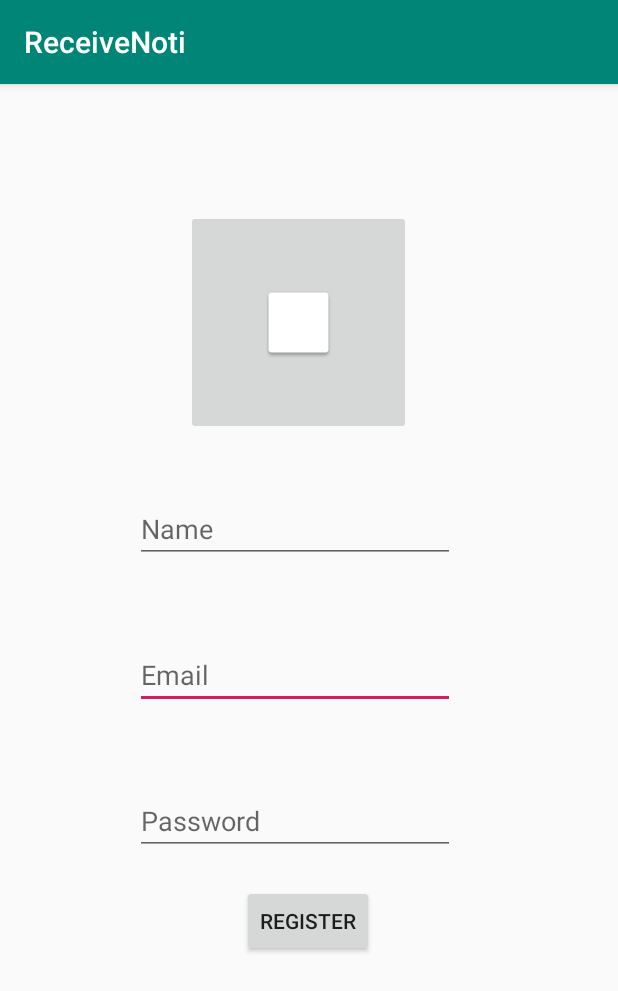
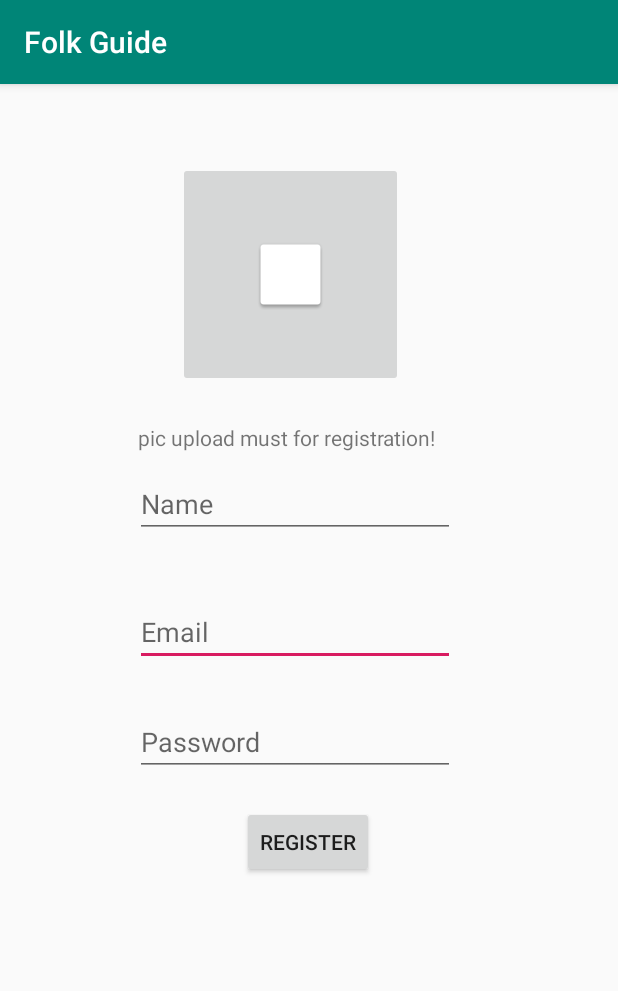
Before and after one commit to CvamKr/folkGuideNotificationNew2, an Android app: the screen it shows after launch (RegisterActivity), after a tap on "REGISTER NEW ACCOUNT", on a phone screen of 412 x 824 dp. Shown: the top 991 px of the screen. Run offline under Robolectric (Android 15) with nearby library versions, the phone set to English and light mode, and no system bars; our stand-ins replace Firebase (no records; nobody signed in at launch, a user with empty details on screens opened directly).

Commit message:
folk guide received notification!

```diff
--- a/app/build.gradle
+++ b/app/build.gradle
@@ -30,6 +30,7 @@ dependencies {
     androidTestImplementation 'androidx.test:runner:1.1.0'
     androidTestImplementation 'androidx.test.espresso:espresso-core:3.1.0'
     implementation 'com.google.firebase:firebase-firestore:20.2.0'
+    implementation 'com.google.firebase:firebase-analytics:17.0.1'
 
 
 }
--- a/app/src/main/AndroidManifest.xml
+++ b/app/src/main/AndroidManifest.xml
@@ -11,7 +11,8 @@
         android:roundIcon="@mipmap/ic_launcher_round"
         android:supportsRtl="true"
         android:theme="@style/AppTheme">
-        <activity android:name=".ProfileActivity"></activity>
+        <activity android:name=".NotificationActivity"></activity>
+        <activity android:name=".ProfileActivity" />
         <activity android:name=".RegisterActivity" />
         <activity android:name=".LoginActivity" />
         <activity android:name=".MainActivity">
@@ -33,6 +34,6 @@
         <meta-data
             android:name="com.google.firebase.messaging.default_notification_channel_id"
             android:value="@string/default_notification_channel_id" />
+    </application>
 
-    </application>
 </manifest>
--- a/app/src/main/java/com/creation/android/receivenoti/LoginActivity.java
+++ b/app/src/main/java/com/creation/android/receivenoti/LoginActivity.java
@@ -8,6 +8,7 @@ import android.text.TextUtils;
 import android.view.View;
 import android.widget.Button;
 import android.widget.EditText;
+import android.widget.ProgressBar;
 import android.widget.Toast;
 
 import com.google.android.gms.tasks.OnCompleteListener;
@@ -30,7 +31,7 @@ public class LoginActivity extends AppCompatActivity {
     private Button mRegPageBtn;
 
 
-    //private ProgressBar mProgressBar;
+    private ProgressBar mProgressBar;
 
     private FirebaseAuth mAuth;
     private FirebaseFirestore mFirestore;
@@ -60,7 +61,7 @@ public class LoginActivity extends AppCompatActivity {
         mLoginBtn = (Button) findViewById(R.id.login_btn);
         mRegPageBtn = (Button) findViewById(R.id.new_account_reg_btn);
 
-        //mProgressBar = (ProgressBar) findViewById(R.id.loginProgress);
+        mProgressBar = (ProgressBar) findViewById(R.id.loginProgress);
 
         mAuth = FirebaseAuth.getInstance();
         mFirestore = FirebaseFirestore.getInstance();
@@ -84,7 +85,7 @@ public class LoginActivity extends AppCompatActivity {
 
                 if(!TextUtils.isEmpty(email) && !TextUtils.isEmpty(password)){
 
-                    //mProgressBar.setVisibility(View.VISIBLE);
+                    mProgressBar.setVisibility(View.VISIBLE);
 
                     mAuth.signInWithEmailAndPassword(email, password).addOnCompleteListener(new OnCompleteListener<AuthResult>() {
                         @Override
@@ -104,7 +105,7 @@ public class LoginActivity extends AppCompatActivity {
                                     public void onSuccess(Void aVoid) {
 
                                         sendToMain();
-                                        //mProgressBar.setVisibility(View.INVISIBLE);
+                                        mProgressBar.setVisibility(View.INVISIBLE);
 
                                     }
                                 });
@@ -112,7 +113,7 @@ public class LoginActivity extends AppCompatActivity {
                             } else {
 
                                 Toast.makeText(LoginActivity.this, "Error : " + task.getException().getMessage(), Toast.LENGTH_LONG).show();
-                                //mProgressBar.setVisibility(View.INVISIBLE);
+                                mProgressBar.setVisibility(View.INVISIBLE);
 
                             }
 
--- a/app/src/main/java/com/creation/android/receivenoti/MainActivity.java
+++ b/app/src/main/java/com/creation/android/receivenoti/MainActivity.java
@@ -1,10 +1,12 @@
 package com.creation.android.receivenoti;
 
 import android.content.Intent;
-import androidx.appcompat.app.AppCompatActivity;
 import android.os.Bundle;
 import android.view.View;
 import android.widget.Button;
+import android.widget.TextView;
+
+import androidx.appcompat.app.AppCompatActivity;
 
 import com.google.firebase.auth.FirebaseAuth;
 import com.google.firebase.auth.FirebaseUser;
@@ -16,7 +18,7 @@ public class MainActivity extends AppCompatActivity {
     //private Toolbar mTopToolbar;
     Button profile_btn;
     private FirebaseFirestore mFireStore;
-
+    private TextView mNotifData;
 
 
     @Override
@@ -25,7 +27,7 @@ public class MainActivity extends AppCompatActivity {
 
         FirebaseUser currentUser = mAuth.getCurrentUser();
 
-        if(currentUser == null){
+        if (currentUser == null) {
 
             sendToLogin();
 
@@ -47,16 +49,27 @@ public class MainActivity extends AppCompatActivity {
         setContentView(R.layout.activity_main);
         mAuth = FirebaseAuth.getInstance();
 
-        profile_btn=findViewById(R.id.profile_btn_id);
+        profile_btn = findViewById(R.id.profile_btn_id);
         profile_btn.setOnClickListener(new View.OnClickListener() {
             @Override
             public void onClick(View v) {
-                startActivity(new Intent(MainActivity.this,ProfileActivity.class));
+                startActivity(new Intent(MainActivity.this, ProfileActivity.class));
             }
         });
 
-        mFireStore= FirebaseFirestore.getInstance();
+        mFireStore = FirebaseFirestore.getInstance();
+
+        String from_name = getIntent().getStringExtra("name");
+        String message = getIntent().getStringExtra("message");
+        String berth = getIntent().getStringExtra("berth");
+
+
+        mNotifData = (TextView) findViewById(R.id.notifi_tv_id);
+
+        mNotifData.setText("FROM : " + from_name + "\nMESSAGE : " + message+"\nBeerth: "+berth);
 
 
     }
+
+
 }
--- a/app/src/main/java/com/creation/android/receivenoti/RegisterActivity.java
+++ b/app/src/main/java/com/creation/android/receivenoti/RegisterActivity.java
@@ -75,7 +75,7 @@ public class RegisterActivity extends AppCompatActivity {
 
 
                     final String name = mNameField.getText().toString();
-                    String email = mEmailField.getText().toString();
+                    final String email = mEmailField.getText().toString();
                     String password = mPasswordField.getText().toString();
 
                     if(!TextUtils.isEmpty(name) && !TextUtils.isEmpty(email) && !TextUtils.isEmpty(password)){
@@ -88,6 +88,7 @@ public class RegisterActivity extends AppCompatActivity {
                                 if(task.isSuccessful()){
 
                                     final String user_id = mAuth.getCurrentUser().getUid();
+
 
                                     StorageReference user_profile = mStorage.child(user_id + ".jpg");
 
@@ -104,6 +105,7 @@ public class RegisterActivity extends AppCompatActivity {
 
                                                 Map<String, Object> userMap = new HashMap<>();
                                                 userMap.put("name", name);
+                                                userMap.put("email_id", email);
                                                 userMap.put("image", download_url);
                                                 userMap.put("token_id", token_id);
 
--- a/app/src/main/res/layout/activity_register.xml
+++ b/app/src/main/res/layout/activity_register.xml
@@ -10,7 +10,7 @@
         android:id="@+id/email_et"
         android:layout_width="wrap_content"
         android:layout_height="wrap_content"
-        android:layout_marginTop="52dp"
+        android:layout_marginTop="40dp"
         android:ems="10"
         android:hint="Email"
         android:inputType="textPersonName"
@@ -23,7 +23,7 @@
         android:id="@+id/password_et"
         android:layout_width="wrap_content"
         android:layout_height="wrap_content"
-        android:layout_marginTop="52dp"
+        android:layout_marginTop="28dp"
         android:ems="10"
         android:hint="Password"
         android:inputType="textPassword"
@@ -37,7 +37,7 @@
         android:layout_width="wrap_content"
         android:layout_height="wrap_content"
         android:layout_marginStart="8dp"
-        android:layout_marginTop="40dp"
+        android:layout_marginTop="12dp"
         android:layout_marginEnd="8dp"
         android:ems="10"
         android:hint="Name"
@@ -45,7 +45,7 @@
         app:layout_constraintEnd_toEndOf="parent"
         app:layout_constraintHorizontal_bias="0.45"
         app:layout_constraintStart_toStartOf="parent"
-        app:layout_constraintTop_toBottomOf="@+id/profile_btn" />
+        app:layout_constraintTop_toBottomOf="@+id/pic_upload_tv" />
 
     <Button
         android:id="@+id/register_btn"
@@ -62,10 +62,10 @@
         android:id="@+id/profile_btn"
         android:layout_width="150dp"
         android:layout_height="150dp"
-        android:layout_marginTop="84dp"
+        android:layout_marginTop="52dp"
         android:scaleType="centerInside"
         app:layout_constraintEnd_toEndOf="parent"
-        app:layout_constraintHorizontal_bias="0.474"
+        app:layout_constraintHorizontal_bias="0.452"
         app:layout_constraintStart_toStartOf="parent"
         app:layout_constraintTop_toTopOf="parent"
         app:srcCompat="@drawable/common_google_signin_btn_icon_light_normal_background" />
@@ -84,4 +84,15 @@
         app:layout_constraintStart_toStartOf="parent"
         app:layout_constraintTop_toBottomOf="@+id/register_btn" />
 
+    <TextView
+        android:id="@+id/pic_upload_tv"
+        android:layout_width="wrap_content"
+        android:layout_height="wrap_content"
+        android:layout_marginTop="24dp"
+        android:text="pic upload must for registration!"
+        app:layout_constraintEnd_toEndOf="parent"
+        app:layout_constraintHorizontal_bias="0.432"
+        app:layout_constraintStart_toStartOf="parent"
+        app:layout_constraintTop_toBottomOf="@+id/profile_btn" />
+
 </androidx.constraintlayout.widget.ConstraintLayout>
--- a/app/src/main/res/values/strings.xml
+++ b/app/src/main/res/values/strings.xml
@@ -1,5 +1,5 @@
 <resources>
-    <string name="app_name">ReceiveNoti</string>
+    <string name="app_name">Folk Guide</string>
     <string name="default_notification_channel_id">Folk_Guide_channel</string>
 
 </resources>
```
Also changed, not shown: app/src/main/java/com/creation/android/receivenoti/MyFirebaseMessagingService.java (+14 -25 lines), app/src/main/java/com/creation/android/receivenoti/NotificationActivity.java (added, +26 -0 lines), app/src/main/java/com/creation/android/receivenoti/ProfileActivity.java (+3 -5 lines), app/src/main/res/layout/activity_login.xml (+12 -0 lines), app/src/main/res/layout/activity_main.xml (+12 -9 lines), app/src/main/res/layout/activity_notification.xml (added, +19 -0 lines).
